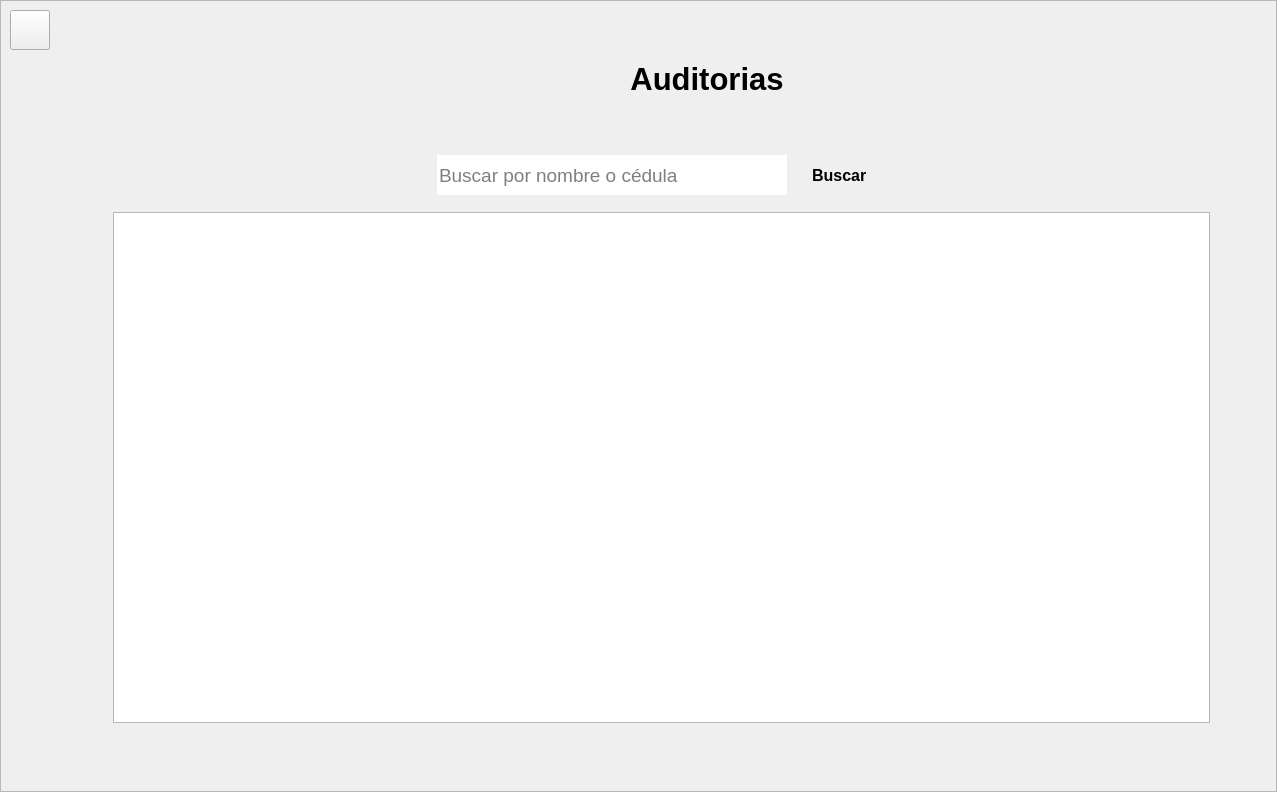
Old version of the form recursos_graficos_y_logicos/elementos_graficos_ui/pantalla_admin_vista_general_auditorias.ui in the repository Enmanuel-86/TELA-APP.
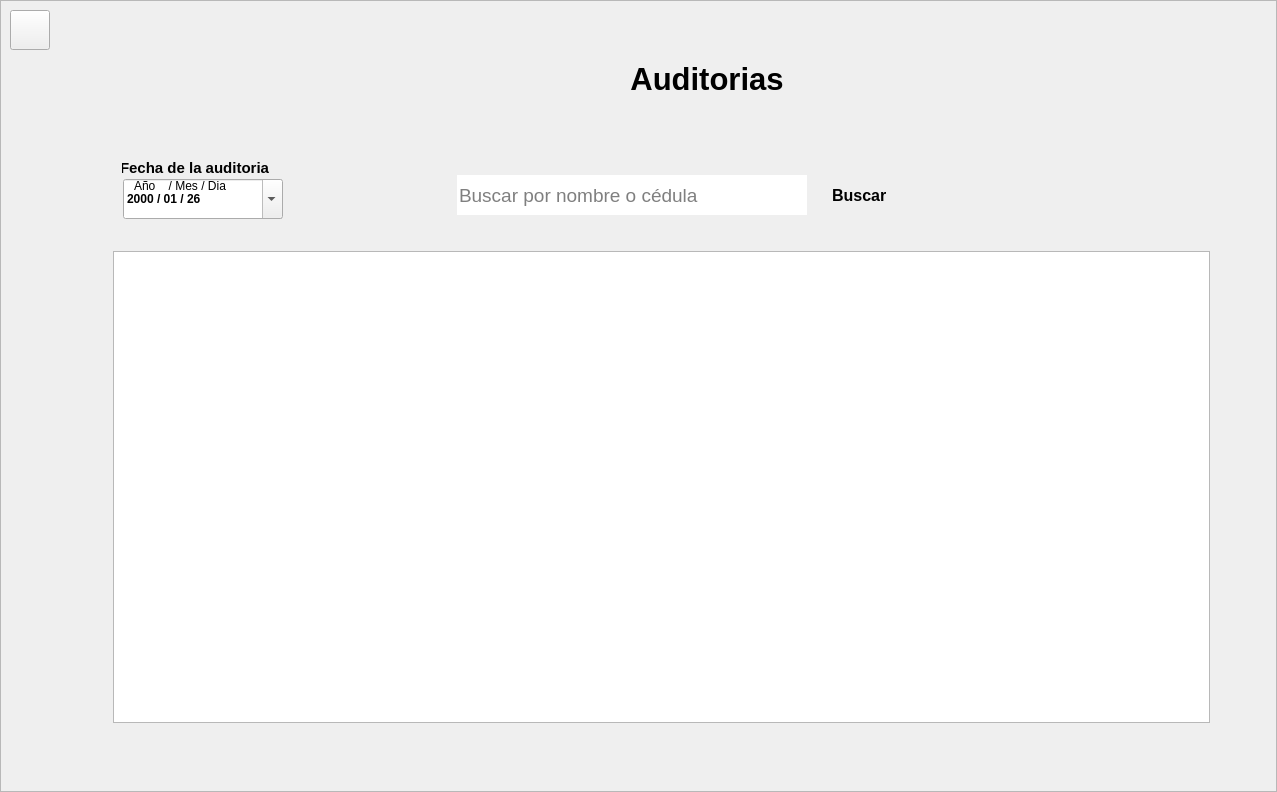
New version of the form. Icons and pictures are not drawn.

Commit message: se agrego el qdateedit

```diff
--- a/recursos_graficos_y_logicos/elementos_graficos_ui/pantalla_admin_vista_general_auditorias.ui
+++ b/recursos_graficos_y_logicos/elementos_graficos_ui/pantalla_admin_vista_general_auditorias.ui
@@ -354,27 +354,202 @@
                   <property name="minimumSize">
                    <size>
                     <width>0</width>
-                    <height>61</height>
+                    <height>100</height>
                    </size>
                   </property>
                   <property name="maximumSize">
                    <size>
                     <width>16777215</width>
-                    <height>61</height>
+                    <height>100</height>
                    </size>
                   </property>
                   <layout class="QHBoxLayout" name="horizontalLayout">
                    <property name="spacing">
                     <number>0</number>
                    </property>
+                   <item>
+                    <widget class="QFrame" name="frame">
+                     <property name="minimumSize">
+                      <size>
+                       <width>171</width>
+                       <height>71</height>
+                      </size>
+                     </property>
+                     <property name="maximumSize">
+                      <size>
+                       <width>171</width>
+                       <height>71</height>
+                      </size>
+                     </property>
+                     <widget class="QLabel" name="label_filtro_fecha_auditoria">
+                      <property name="geometry">
+                       <rect>
+                        <x>-2</x>
+                        <y>-2</y>
+                        <width>161</width>
+                        <height>23</height>
+                       </rect>
+                      </property>
+                      <property name="minimumSize">
+                       <size>
+                        <width>0</width>
+                        <height>0</height>
+                       </size>
+                      </property>
+                      <property name="font">
+                       <font>
+                        <family>Segoe UI</family>
+                        <pointsize>15</pointsize>
+                        <weight>75</weight>
+                        <italic>false</italic>
+                        <bold>true</bold>
+                       </font>
+                      </property>
+                      <property name="styleSheet">
+                       <string notr="true">QLabel{font-size:15pt;}</string>
+                      </property>
+                      <property name="text">
+                       <string>&lt;html&gt;&lt;head/&gt;&lt;body&gt;&lt;p&gt;&lt;span style=&quot; font-size:11pt;&quot;&gt;Fecha de la auditoria&lt;/span&gt;&lt;/p&gt;&lt;/body&gt;&lt;/html&gt;</string>
+                      </property>
+                      <property name="alignment">
+                       <set>Qt::AlignLeading|Qt::AlignLeft|Qt::AlignVCenter</set>
+                      </property>
+                      <property name="tipo" stdset="0">
+                       <string>titulo_form</string>
+                      </property>
+                     </widget>
+                     <widget class="QDateEdit" name="dateedit_filtro_fecha_auditoria">
+                      <property name="enabled">
+                       <bool>true</bool>
+                      </property>
+                      <property name="geometry">
+                       <rect>
+                        <x>1</x>
+                        <y>20</y>
+                        <width>160</width>
+                        <height>40</height>
+                       </rect>
+                      </property>
+                      <property name="minimumSize">
+                       <size>
+                        <width>160</width>
+                        <height>40</height>
+                       </size>
+                      </property>
+                      <property name="maximumSize">
+                       <size>
+                        <width>160</width>
+                        <height>16777215</height>
+                       </size>
+                      </property>
+                      <property name="font">
+                       <font>
+                        <family>Segoe UI</family>
+                        <weight>75</weight>
+                        <italic>false</italic>
+                        <bold>true</bold>
+                       </font>
+                      </property>
+                      <property name="toolTip">
+                       <string>Año/Mes/Dia</string>
+                      </property>
+                      <property name="styleSheet">
+                       <string notr="true"/>
+                      </property>
+                      <property name="wrapping">
+                       <bool>false</bool>
+                      </property>
+                      <property name="frame">
+                       <bool>true</bool>
+                      </property>
+                      <property name="readOnly">
+                       <bool>false</bool>
+                      </property>
+                      <property name="buttonSymbols">
+                       <enum>QAbstractSpinBox::UpDownArrows</enum>
+                      </property>
+                      <property name="accelerated">
+                       <bool>true</bool>
+                      </property>
+                      <property name="keyboardTracking">
+                       <bool>true</bool>
+                      </property>
+                      <property name="showGroupSeparator" stdset="0">
+                       <bool>true</bool>
+                      </property>
+                      <property name="currentSection">
+                       <enum>QDateTimeEdit::YearSection</enum>
+                      </property>
+                      <property name="displayFormat">
+                       <string>yyyy / MM / dd</string>
+                      </property>
+                      <property name="calendarPopup">
+                       <bool>true</bool>
+                      </property>
+                      <property name="currentSectionIndex">
+                       <number>0</number>
+                      </property>
+                      <property name="date">
+                       <date>
+                        <year>2000</year>
+                        <month>1</month>
+                        <day>26</day>
+                       </date>
+                      </property>
+                     </widget>
+                     <widget class="QLabel" name="label_5">
+                      <property name="geometry">
+                       <rect>
+                        <x>12</x>
+                        <y>19</y>
+                        <width>101</width>
+                        <height>16</height>
+                       </rect>
+                      </property>
+                      <property name="styleSheet">
+                       <string notr="true">QLineEdit{
+	
+	background-color: rgb(255, 255, 255);
+	border-radius:5px;
+	padding-left: 5px;
+ padding-right:5px;
+	padding-top:1px;
+	border-bottom:2px solid black  ;
+	border-top: 2px solid rgb(202, 202, 202);
+	border-left: 2px solid rgb(202, 202, 202);
+	border-right: 2px solid rgb(202, 202, 202);
+
+}
+
+QLineEdit:focus{
+
+	border: 2px solid rgb(17, 192 255)
+
+
+
+}
+</string>
+                      </property>
+                      <property name="text">
+                       <string>Año    / Mes / Dia</string>
+                      </property>
+                      <property name="tipo" stdset="0">
+                       <string>titulo_qdateedit</string>
+                      </property>
+                     </widget>
+                    </widget>
+                   </item>
                    <item>
                     <spacer name="horizontalSpacer">
                      <property name="orientation">
                       <enum>Qt::Horizontal</enum>
                      </property>
+                     <property name="sizeType">
+                      <enum>QSizePolicy::Preferred</enum>
+                     </property>
                      <property name="sizeHint" stdset="0">
                       <size>
-                       <width>310</width>
+                       <width>180</width>
                        <height>20</height>
                       </size>
                      </property>
```
The commit also changes 1 other file.
